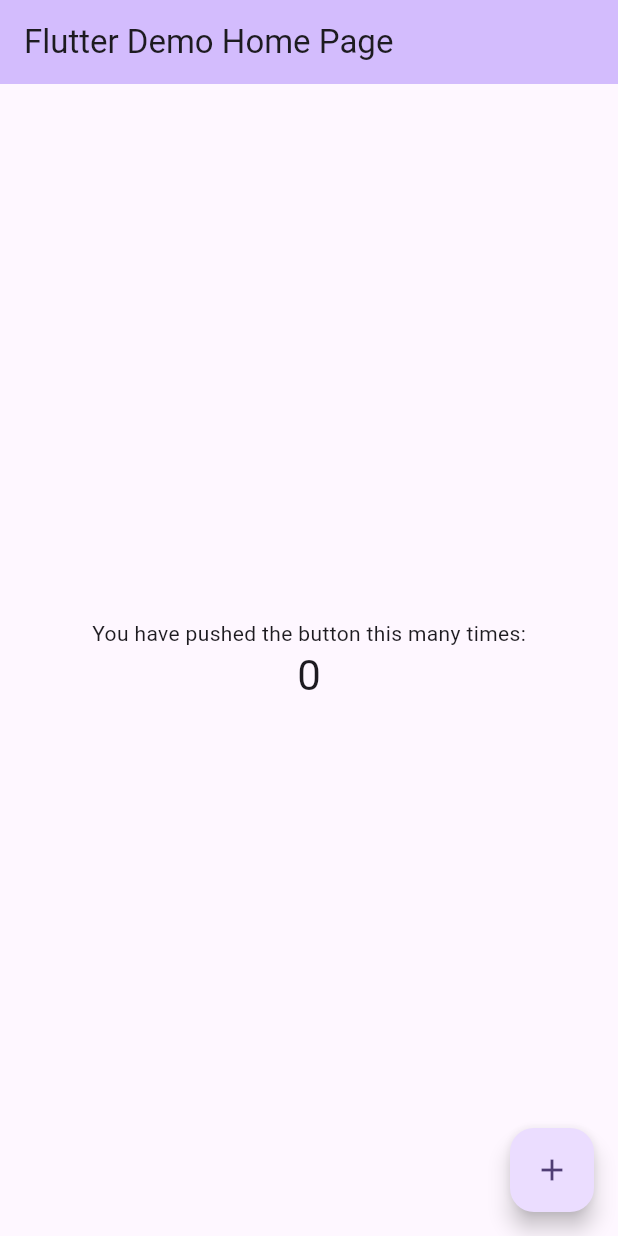
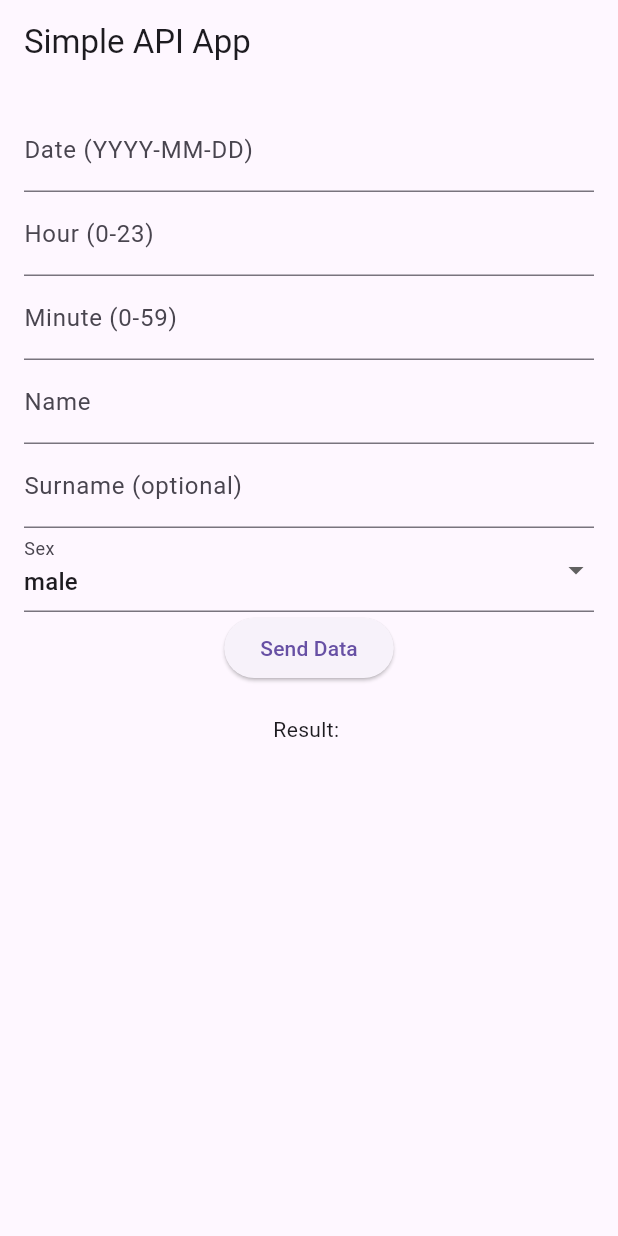
Before and after one commit to GithubMarac/interview_task_app, a Flutter app: the screen it shows after launch, on a phone screen of 412 x 824 dp. Run offline on Flutter 3.47's test engine with Material 3 defaults, Android fonts, the light colour scheme and no system bars.

Commit message:
final commit

```diff
--- a/lib/main.dart
+++ b/lib/main.dart
@@ -1,125 +1,185 @@
 import 'package:flutter/material.dart';
+import 'package:intl/intl.dart';
+import 'package:http/http.dart' as http;
+import 'dart:convert';
 
 void main() {
-  runApp(const MyApp());
+  runApp(MyApp());
 }
 
 class MyApp extends StatelessWidget {
-  const MyApp({super.key});
-
-  // This widget is the root of your application.
   @override
   Widget build(BuildContext context) {
     return MaterialApp(
-      title: 'Flutter Demo',
-      theme: ThemeData(
-        // This is the theme of your application.
-        //
-        // TRY THIS: Try running your application with "flutter run". You'll see
-        // the application has a purple toolbar. Then, without quitting the app,
-        // try changing the seedColor in the colorScheme below to Colors.green
-        // and then invoke "hot reload" (save your changes or press the "hot
-        // reload" button in a Flutter-supported IDE, or press "r" if you used
-        // the command line to start the app).
-        //
-        // Notice that the counter didn't reset back to zero; the application
-        // state is not lost during the reload. To reset the state, use hot
-        // restart instead.
-        //
-        // This works for code too, not just values: Most code changes can be
-        // tested with just a hot reload.
-        colorScheme: ColorScheme.fromSeed(seedColor: Colors.deepPurple),
-        useMaterial3: true,
-      ),
-      home: const MyHomePage(title: 'Flutter Demo Home Page'),
+      home: MyHomePage(),
     );
   }
 }
 
 class MyHomePage extends StatefulWidget {
-  const MyHomePage({super.key, required this.title});
-
-  // This widget is the home page of your application. It is stateful, meaning
-  // that it has a State object (defined below) that contains fields that affect
-  // how it looks.
-
-  // This class is the configuration for the state. It holds the values (in this
-  // case the title) provided by the parent (in this case the App widget) and
-  // used by the build method of the State. Fields in a Widget subclass are
-  // always marked "final".
-
-  final String title;
-
   @override
-  State<MyHomePage> createState() => _MyHomePageState();
+  _MyHomePageState createState() => _MyHomePageState();
 }
 
 class _MyHomePageState extends State<MyHomePage> {
-  int _counter = 0;
+  final _formKey = GlobalKey<FormState>();
+  final _dateController = TextEditingController();
+  final _hourController = TextEditingController();
+  final _minuteController = TextEditingController();
+  final _nameController = TextEditingController();
+  final _surnameController = TextEditingController();
+  String _selectedGender = 'male';
+  String _result = '';
 
-  void _incrementCounter() {
+  Future<void> _sendData() async {
+    try {
+      var body = json.encode({
+          'date': _dateController.text,
+          'hour': _hourController.text,
+          'minute': _minuteController.text,
+          'name': _nameController.text,
+          'surname': _surnameController.text,
+          'sex': _selectedGender,
+        });
+
+      final response = await http.post(
+        Uri.parse('http://bazihero.com/api/algo/firststep'),
+        headers: {'Content-Type': 'application/json'},
+        body: body,
+      );
+
+      if (response.statusCode == 200) {
         setState(() {
-      // This call to setState tells the Flutter framework that something has
-      // changed in this State, which causes it to rerun the build method below
-      // so that the display can reflect the updated values. If we changed
-      // _counter without calling setState(), then the build method would not be
-      // called again, and so nothing would appear to happen.
-      _counter++;
+          _result = body;
+        });
+      } else {
+        setState(() {
+          _result = 'Error: ${response.statusCode}\nResponse: ${response.body}';
+        });
+      }
+    } catch (e) {
+      setState(() {
+        _result = 'Error: $e';
+      });
+    }
+  }
+
+  Future<void> _selectDate(BuildContext context) async {
+    final DateTime? picked = await showDatePicker(
+      context: context,
+      initialDate: DateTime.now(),
+      firstDate: DateTime(1900),
+      lastDate: DateTime(2100),
+    );
+    if (picked != null && picked != DateTime.now())
+      setState(() {
+        _dateController.text = DateFormat('yyyy-MM-dd').format(picked);
       });
   }
 
   @override
   Widget build(BuildContext context) {
-    // This method is rerun every time setState is called, for instance as done
-    // by the _incrementCounter method above.
-    //
-    // The Flutter framework has been optimized to make rerunning build methods
-    // fast, so that you can just rebuild anything that needs updating rather
-    // than having to individually change instances of widgets.
     return Scaffold(
-      appBar: AppBar(
-        // TRY THIS: Try changing the color here to a specific color (to
-        // Colors.amber, perhaps?) and trigger a hot reload to see the AppBar
-        // change color while the other colors stay the same.
-        backgroundColor: Theme.of(context).colorScheme.inversePrimary,
-        // Here we take the value from the MyHomePage object that was created by
-        // the App.build method, and use it to set our appbar title.
-        title: Text(widget.title),
+      appBar: AppBar(title: Text('Simple API App')),
+      body: Padding(
+        padding: const EdgeInsets.all(16.0),
+        child: Form(
+          key: _formKey,
+          child: Column(
+            children: [
+              GestureDetector(
+                onTap: () => _selectDate(context),
+                child: AbsorbPointer(
+                  child: TextFormField(
+                    controller: _dateController,
+                    decoration: InputDecoration(labelText: 'Date (YYYY-MM-DD)'),
+                    validator: (value) {
+                      if (value == null || value.isEmpty) {
+                        return 'Please enter a date';
+                      }
+                      try {
+                        DateFormat('yyyy-MM-dd').parse(value);
+                      } catch (_) {
+                        return 'Invalid date format';
+                      }
+                      return null;
+                    },
                   ),
-      body: Center(
-        // Center is a layout widget. It takes a single child and positions it
-        // in the middle of the parent.
-        child: Column(
-          // Column is also a layout widget. It takes a list of children and
-          // arranges them vertically. By default, it sizes itself to fit its
-          // children horizontally, and tries to be as tall as its parent.
-          //
-          // Column has various properties to control how it sizes itself and
-          // how it positions its children. Here we use mainAxisAlignment to
-          // center the children vertically; the main axis here is the vertical
-          // axis because Columns are vertical (the cross axis would be
-          // horizontal).
-          //
-          // TRY THIS: Invoke "debug painting" (choose the "Toggle Debug Paint"
-          // action in the IDE, or press "p" in the console), to see the
-          // wireframe for each widget.
-          mainAxisAlignment: MainAxisAlignment.center,
-          children: <Widget>[
-            const Text(
-              'You have pushed the button this many times:',
                 ),
-            Text(
-              '$_counter',
-              style: Theme.of(context).textTheme.headlineMedium,
               ),
+              TextFormField(
+                controller: _hourController,
+                decoration: InputDecoration(labelText: 'Hour (0-23)'),
+                keyboardType: TextInputType.number,
+                validator: (value) {
+                  if (value == null || value.isEmpty) {
+                    return 'Please enter an hour';
+                  }
+                  int? hour = int.tryParse(value);
+                  if (hour == null || hour < 0 || hour > 23) {
+                    return 'Invalid hour';
+                  }
+                  return null;
+                },
+              ),
+              TextFormField(
+                controller: _minuteController,
+                decoration: InputDecoration(labelText: 'Minute (0-59)'),
+                keyboardType: TextInputType.number,
+                validator: (value) {
+                  if (value == null || value.isEmpty) {
+                    return 'Please enter a minute';
+                  }
+                  int? minute = int.tryParse(value);
+                  if (minute == null || minute < 0 || minute > 59) {
+                    return 'Invalid minute';
+                  }
+                  return null;
+                },
+              ),
+              TextFormField(
+                controller: _nameController,
+                decoration: InputDecoration(labelText: 'Name'),
+                validator: (value) {
+                  if (value == null || value.isEmpty) {
+                    return 'Please enter a name';
+                  }
+                  return null;
+                },
+              ),
+              TextFormField(
+                controller: _surnameController,
+                decoration: InputDecoration(labelText: 'Surname (optional)'),
+              ),
+              DropdownButtonFormField<String>(
+                value: _selectedGender,
+                items: ['male', 'female']
+                    .map((label) => DropdownMenuItem(
+                          child: Text(label),
+                          value: label,
+                        ))
+                    .toList(),
+                onChanged: (value) {
+                  setState(() {
+                    _selectedGender = value!;
+                  });
+                },
+                decoration: InputDecoration(labelText: 'Sex'),
+              ),
+              ElevatedButton(
+                onPressed: () {
+                  if (_formKey.currentState!.validate()) {
+                    _sendData();
+                  }
+                },
+                child: Text('Send Data'),
+              ),
+              SizedBox(height: 20),
+              Text('Result: $_result'),
             ],
           ),
         ),
-      floatingActionButton: FloatingActionButton(
-        onPressed: _incrementCounter,
-        tooltip: 'Increment',
-        child: const Icon(Icons.add),
-      ), // This trailing comma makes auto-formatting nicer for build methods.
+      ),
     );
   }
 }
--- a/pubspec.yaml
+++ b/pubspec.yaml
@@ -35,6 +35,8 @@ dependencies:
   # The following adds the Cupertino Icons font to your application.
   # Use with the CupertinoIcons class for iOS style icons.
   cupertino_icons: ^1.0.6
+  http: ^1.2.1
+  intl: ^0.19.0
 
 dev_dependencies:
   flutter_test:
```
Also changed, not shown: pubspec.lock, 1 other file. Lines whose indentation alone changed are shown as unchanged.
